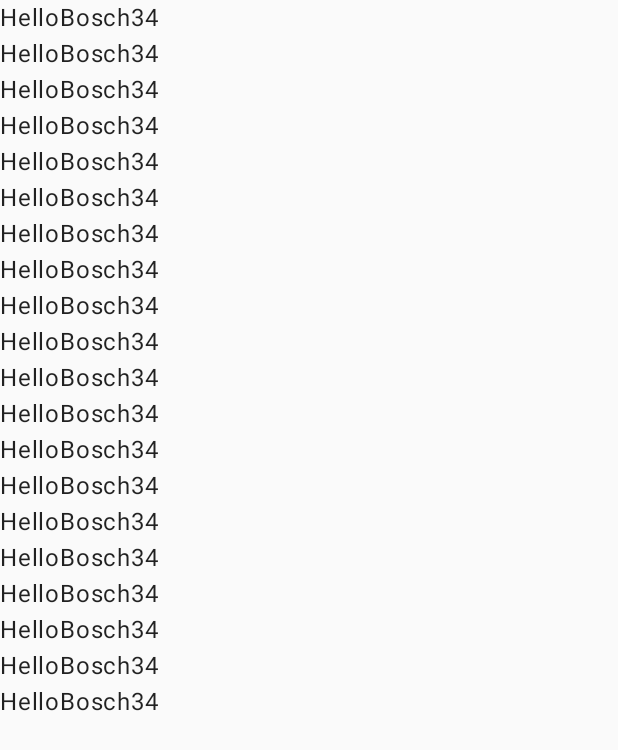
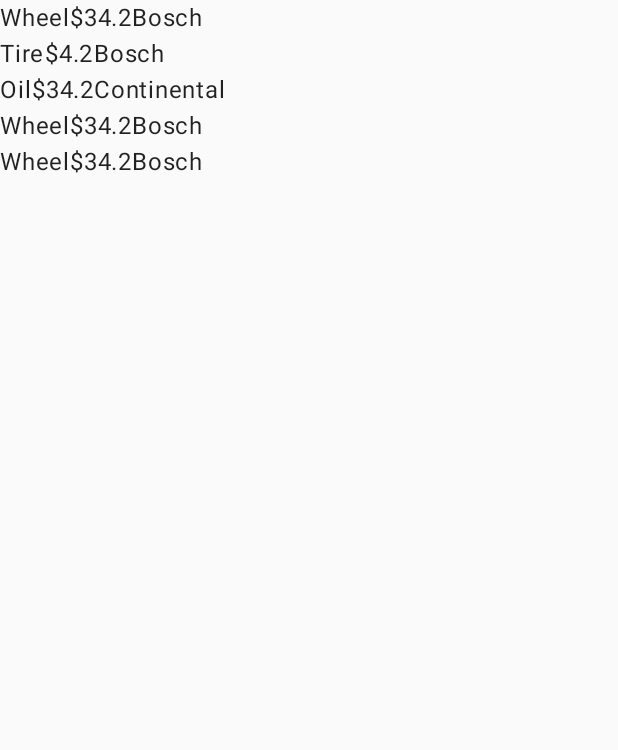
Before and after one commit to joaquinalvidrez95/point-of-sales-kmp, an Android app built with Jetpack Compose: the screen it shows after launch (MainActivity), on a phone screen of 412 x 824 dp. Shown: the top 750 px of the screen. Run offline under Robolectric (Android 15) with nearby library versions, the phone set to English and light mode, and no system bars; libraries missing offline, so code that uses them is left out: androidx.compose.desktop.

Commit message:
Add products to table

```diff
--- /dev/null
+++ b/inventory/src/main/java/domain/Product.kt
@@ -0,0 +1,3 @@
+package domain
+
+data class Product(val name: String, val price: Float, val manufacturer: String, val category: String)
--- a/inventory/src/main/java/ui/InventoryScreen.kt
+++ b/inventory/src/main/java/ui/InventoryScreen.kt
@@ -1,34 +1,41 @@
 import androidx.compose.desktop.ui.tooling.preview.Preview
-import androidx.compose.foundation.layout.Column
 import androidx.compose.foundation.layout.Row
 import androidx.compose.foundation.lazy.LazyColumn
+import androidx.compose.foundation.lazy.items
 import androidx.compose.material.Text
 import androidx.compose.runtime.Composable
+import domain.Product
 
 @Composable
 fun InventoryScreen() {
-    Column {
+    val products = arrayOf(
+        Product(name = "Wheel", price = 34.2F, manufacturer = "Bosch", category = ""),
+        Product(name = "Tire", price = 4.2F, manufacturer = "Bosch", category = ""),
+        Product(name = "Oil", price = 34.2F, manufacturer = "Continental", category = ""),
+        Product(name = "Wheel", price = 34.2F, manufacturer = "Bosch", category = ""),
+        Product(name = "Wheel", price = 34.2F, manufacturer = "Bosch", category = ""),
+    )
 
-        repeat(times = 20) {
-            Item()
+    LazyColumn {
+        items(items = products) {
+            Item(it)
         }
     }
-
 }
 
 @Composable
-private fun Item() {
+private fun Item(product: Product) {
     Row {
-        Text("Hello")
-        Text("Bosch")
-        Text("34")
+        Text(product.name)
+        Text("\$${product.price}")
+        Text(product.manufacturer)
     }
 }
 
 @Preview
 @Composable
 private fun ItemPreview() {
-    Item()
+    //Item(it)
 }
 
 @Preview
```
